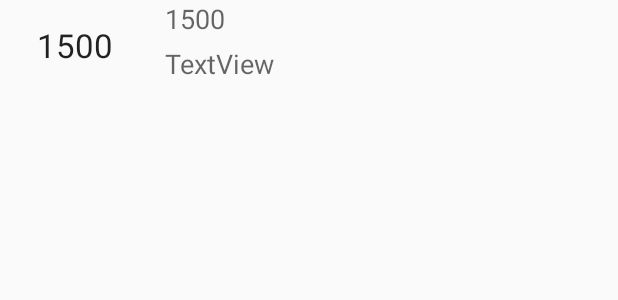
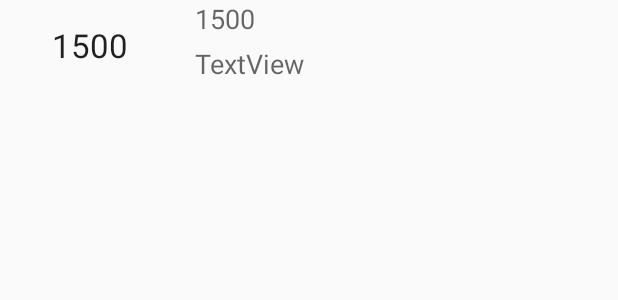
Before and after one commit to bryanesong/FitnessApp, an Android app: the layout item_view.xml on its own in the app's theme, with its tools: preview values and no code run, on a phone screen of 412 x 824 dp. Shown: the top 300 px of the screen. Run offline under Robolectric (Android 15) with nearby library versions, the phone set to English and light mode, and no system bars.

Commit message:
Update item_view.xml

```diff
--- a/app/src/main/res/layout/item_view.xml
+++ b/app/src/main/res/layout/item_view.xml
@@ -5,14 +5,16 @@
 
     <TextView
         android:id="@+id/calorieText"
-        android:layout_width="100dp"
+        android:layout_width="120dp"
         android:layout_height="60dp"
         android:layout_marginStart="0dp"
         android:layout_marginLeft="0dp"
         android:layout_marginTop="0dp"
         android:gravity="center"
         android:text="1500"
-        android:textAppearance="@style/TextAppearance.AppCompat.Large"></TextView>
+        android:textAppearance="@style/TextAppearance.AppCompat.Large">
+
+    </TextView>
 
     <TextView
         android:id="@+id/foodTypeText"
```
